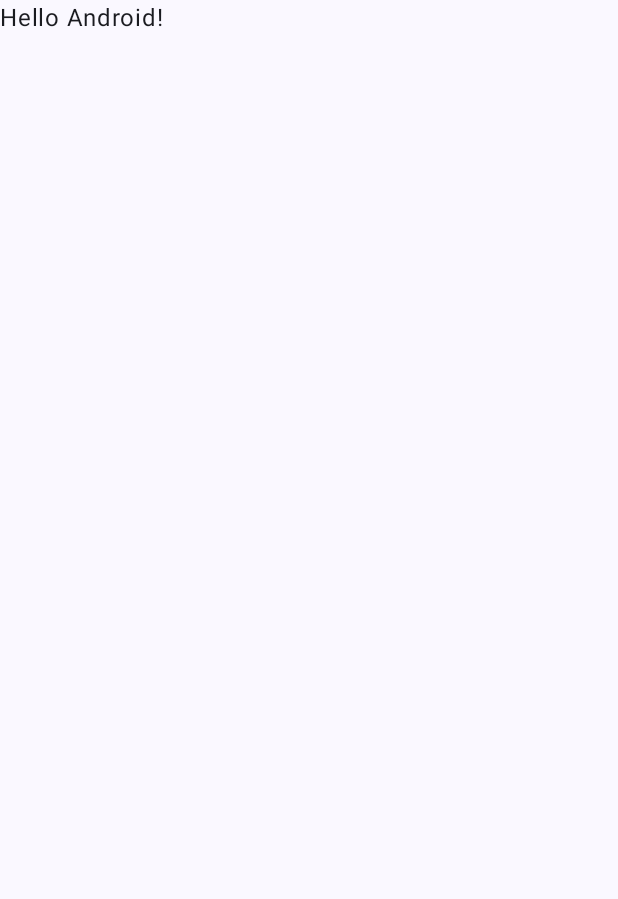
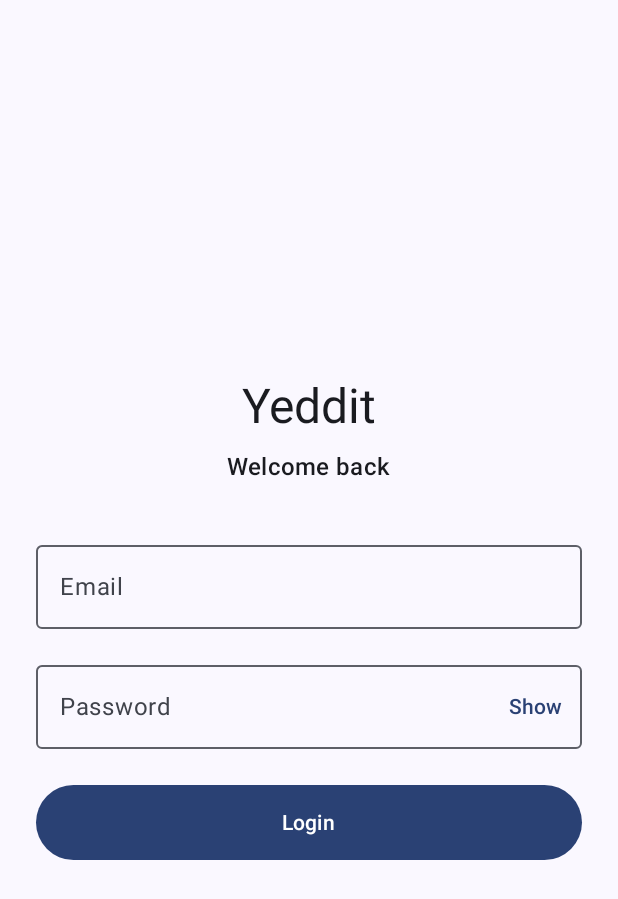
Before and after one commit to Mo-Mans0ur/Yeddit, an Android app built with Jetpack Compose: the screen it shows after launch (MainActivity), on a phone screen of 412 x 824 dp. Before the commit the part shown is almost empty. Shown: the top 899 px of the screen. Run offline under Robolectric (Android 15) with nearby library versions, the phone set to English and light mode, and no system bars.

Commit message:
Implement initial demo login functionality

```diff
--- a/app/src/main/java/com/example/yeddit/MainActivity.kt
+++ b/app/src/main/java/com/example/yeddit/MainActivity.kt
@@ -4,26 +4,68 @@ import android.os.Bundle
 import androidx.activity.ComponentActivity
 import androidx.activity.compose.setContent
 import androidx.activity.enableEdgeToEdge
+import androidx.compose.foundation.layout.Arrangement
+import androidx.compose.foundation.layout.Column
+import androidx.compose.foundation.layout.Spacer
 import androidx.compose.foundation.layout.fillMaxSize
+import androidx.compose.foundation.layout.height
 import androidx.compose.foundation.layout.padding
+import androidx.compose.material3.MaterialTheme
 import androidx.compose.material3.Scaffold
 import androidx.compose.material3.Text
 import androidx.compose.runtime.Composable
+import androidx.compose.runtime.getValue
+import androidx.compose.runtime.mutableStateOf
+import androidx.compose.runtime.saveable.rememberSaveable
+import androidx.compose.ui.Alignment
 import androidx.compose.ui.Modifier
 import androidx.compose.ui.tooling.preview.Preview
+import androidx.compose.ui.unit.dp
+import androidx.lifecycle.ViewModelProvider
+import com.example.yeddit.auth.LoginScreen
+import com.example.yeddit.auth.LoginViewModel
 import com.example.yeddit.ui.theme.YedditTheme
+import androidx.compose.runtime.getValue
+import androidx.compose.runtime.setValue
+import androidx.compose.runtime.mutableStateOf
+import androidx.compose.runtime.saveable.rememberSaveable
 
 class MainActivity : ComponentActivity() {
     override fun onCreate(savedInstanceState: Bundle?) {
         super.onCreate(savedInstanceState)
+
         enableEdgeToEdge()
+
+        val loginViewModel = ViewModelProvider(this)[
+            LoginViewModel::class.java
+        ]
+
         setContent {
             YedditTheme {
-                Scaffold(modifier = Modifier.fillMaxSize()) { innerPadding ->
-                    Greeting(
-                        name = "Android",
-                        modifier = Modifier.padding(innerPadding)
-                    )
+
+                var isLoggedIn by rememberSaveable {
+                    mutableStateOf(false)
+                }
+
+                Scaffold(
+                    modifier = Modifier.fillMaxSize()
+
+                ) { innerPadding ->
+
+                    if (isLoggedIn) {
+                        LoginSuccessScreen(
+                            modifier = Modifier.padding(innerPadding)
+                        )
+                    } else {
+                        LoginScreen(
+                            viewModel = loginViewModel,
+                            onLoginSuccess = {
+                                isLoggedIn = true
+                            },
+                            modifier = Modifier.padding(innerPadding)
+                        )
+                    }
+
                 }
             }
         }
@@ -31,17 +73,24 @@ class MainActivity : ComponentActivity() {
 }
 
 @Composable
-fun Greeting(name: String, modifier: Modifier = Modifier) {
-    Text(
-        text = "Hello $name!",
-        modifier = modifier
-    )
-}
+fun LoginSuccessScreen(
+    modifier: Modifier = Modifier
+) {
+    Column(
+        modifier = modifier.fillMaxSize().padding(24.dp),
+        verticalArrangement = Arrangement.Center,
+        horizontalAlignment = Alignment.CenterHorizontally
+    ){
+        Text(
+            text = "Login Successful!",
+            style = MaterialTheme.typography.headlineMedium
+        )
 
-@Preview(showBackground = true)
-@Composable
-fun GreetingPreview() {
-    YedditTheme {
-        Greeting("Android")
+        Spacer(modifier = Modifier.height(16.dp))
+
+        Text(
+            text = "Welcome to Yeddit!",
+            style = MaterialTheme.typography.bodyLarge
+        )
     }
 }
--- /dev/null
+++ b/app/src/main/java/com/example/yeddit/auth/AuthRepository.kt
@@ -0,0 +1,9 @@
+package com.example.yeddit.auth
+
+interface AuthRepository {
+
+    suspend fun login( // Allows the function to suspend during asynchronous operations, such as network requests
+        email: String, // Receives the user's email as a parameter
+        password: String // Receives the user's password as a parameter
+    ): Boolean // returns a Boolean indicating whether the login was successful (true) or not (false)
+}
--- /dev/null
+++ b/app/src/main/java/com/example/yeddit/auth/DemoAuthRepository.kt
@@ -0,0 +1,17 @@
+package com.example.yeddit.auth
+
+class DemoAuthRepository : AuthRepository {
+    override suspend fun login(
+        email: String,
+        password: String
+    ): Boolean {
+        val demoEmail = "student@example.com" // Represents a hardcoded demo email address for testing purposes
+        val demoPassword = "yeddit123" // Represents a hardcoded demo password for testing purposes
+
+        return email.trim().equals(
+            demoEmail,
+            ignoreCase = true
+
+        ) && password.trim() == demoPassword // Compares the trimmed input email and password with the hardcoded demo credentials, returning true if they match, otherwise false
+    }
+}
--- /dev/null
+++ b/app/src/main/java/com/example/yeddit/auth/LoginScreen.kt
@@ -0,0 +1,145 @@
+package com.example.yeddit.auth
+
+import androidx.compose.foundation.layout.Arrangement
+import androidx.compose.foundation.layout.Column
+import androidx.compose.foundation.layout.Spacer
+import androidx.compose.foundation.layout.fillMaxSize
+import androidx.compose.foundation.layout.fillMaxWidth
+import androidx.compose.foundation.layout.height
+import androidx.compose.foundation.layout.padding
+import androidx.compose.foundation.layout.size
+import androidx.compose.foundation.rememberScrollState
+import androidx.compose.foundation.text.KeyboardOptions
+import androidx.compose.foundation.text.input.InputTransformation.Companion.keyboardOptions
+import androidx.compose.foundation.verticalScroll
+import androidx.compose.material3.Button
+import androidx.compose.material3.CircularProgressIndicator
+import androidx.compose.material3.MaterialTheme
+import androidx.compose.material3.OutlinedTextField
+import androidx.compose.material3.Text
+import androidx.compose.material3.TextButton
+import androidx.compose.runtime.Composable
+import androidx.compose.runtime.LaunchedEffect
+import androidx.compose.runtime.collectAsState
+import androidx.compose.runtime.getValue
+import androidx.compose.ui.Alignment
+import androidx.compose.ui.Modifier
+import androidx.compose.ui.text.input.KeyboardType
+import androidx.compose.ui.text.input.PasswordVisualTransformation
+import androidx.compose.ui.text.input.VisualTransformation
+import androidx.compose.ui.unit.dp
+
+@Composable
+fun LoginScreen(
+    viewModel: LoginViewModel,
+    onLoginSuccess: () -> Unit,
+    modifier: Modifier = Modifier
+) {
+    val uiState by viewModel.uiState.collectAsState()
+
+    LaunchedEffect(uiState.isLoggedIn) {
+        if (uiState.isLoggedIn) {
+            onLoginSuccess() // Call the onLoginSuccess callback when the user is logged in
+        }
+    }
+
+    Column(
+        modifier = modifier
+            .fillMaxSize()
+            .verticalScroll(rememberScrollState())
+            .padding(24.dp),
+        verticalArrangement = Arrangement.Center,
+        horizontalAlignment = Alignment.CenterHorizontally
+    ) {
+        Text(
+            text = "Yeddit",
+            style = MaterialTheme.typography.headlineLarge
+        )
+
+        Spacer(modifier = Modifier.height(8.dp))
+
+        Text(
+            text = "Welcome back",
+            style = MaterialTheme.typography.titleMedium
+        )
+
+        Spacer(modifier = Modifier.height(32.dp))
+
+
+        OutlinedTextField(
+            value = uiState.email,
+            onValueChange = viewModel::updateEmail,
+            label = { Text("Email") },
+            singleLine = true,
+            enabled = !uiState.isLoading && !uiState.isLoggedIn, // Disable the email input field when a login request is in progress or the user is already logged in
+            keyboardOptions = KeyboardOptions(
+                keyboardType = KeyboardType.Email
+            ), // Set the keyboard type to Email for the email input field
+
+            modifier = Modifier.fillMaxWidth()
+        )
+
+        Spacer(modifier = Modifier.height(16.dp))
+
+        OutlinedTextField(
+            value = uiState.password,
+            onValueChange = viewModel::updatePassword,
+            label = { Text("Password") },
+            singleLine = true,
+            enabled = !uiState.isLoading && !uiState.isLoggedIn, // Disable the password input field when a login request is in progress or the user is already logged in
+            keyboardOptions = KeyboardOptions(
+                keyboardType = KeyboardType.Password
+            ), // Set the keyboard type to Password for the password input field
+            visualTransformation = if (uiState.isPasswordVisible) {
+                VisualTransformation.None
+            } else {
+                PasswordVisualTransformation()
+            }, // Toggle the visibility of the password field based on the isPasswordVisible state
+
+            trailingIcon = {
+                TextButton(
+                    onClick = viewModel::togglePasswordVisibility,
+                    enabled = !uiState.isLoading && !uiState.isLoggedIn // Disable the toggle button when a login request is in progress or the user is already logged in
+                ) {
+                    Text(
+                        text = if (uiState.isPasswordVisible) {
+                            "Hide"
+                        } else {
+                            "Show"
+                        }
+                    )
+                }
+            },
+            modifier = Modifier.fillMaxWidth()
+        )
+
+        uiState.errorMessage?.let { error ->
+            Spacer(modifier = Modifier.height(12.dp))
+            Text(
+                text = error,
+                color = MaterialTheme.colorScheme.error,
+                style = MaterialTheme.typography.bodyMedium
+            )
+        }
+
+        Spacer(modifier = Modifier.height(24.dp))
+
+        Button(
+            onClick = viewModel::login,
+            enabled = !uiState.isLoading && !uiState.isLoggedIn, // Disable the login button when a login request is in progress or the user is already logged in
+            modifier = Modifier.fillMaxWidth().height(50.dp)
+        ) {
+            if (uiState.isLoading) {
+                CircularProgressIndicator(
+                    modifier = Modifier.size(24.dp),
+                    color = MaterialTheme.colorScheme.onPrimary,
+                    strokeWidth = 2.dp
+                )
+            } else {
+                Text("Login")
+            }
+        }
+
+    }
+
+}
--- /dev/null
+++ b/app/src/main/java/com/example/yeddit/auth/LoginUiState.kt
@@ -0,0 +1,10 @@
+package com.example.yeddit.auth
+
+data class LoginUiState(
+    val email: String = "", // Represents the email input field value
+    val password: String = "", // Represents the password input field value
+    val isPasswordVisible: Boolean = false, // Represents whether the password is visible or hidden
+    val isLoading: Boolean = false, // Represents whether a login request is in progress
+    val isLoggedIn: Boolean = false, // Represents whether the user is logged in
+    val errorMessage: String? = null // Represents any error message to be displayed
+)
```
Also changed, not shown: app/src/main/java/com/example/yeddit/auth/AuthValidator.kt (added, +34 -0 lines), app/src/main/java/com/example/yeddit/auth/LoginViewModel.kt (added, +111 -0 lines).
